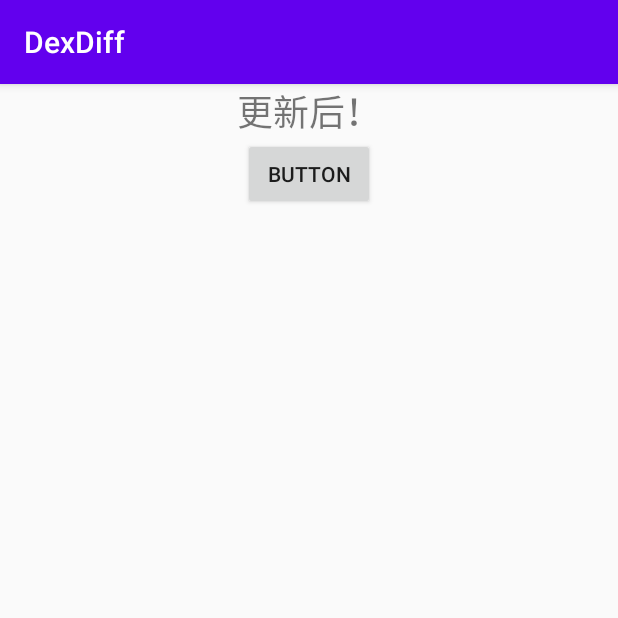
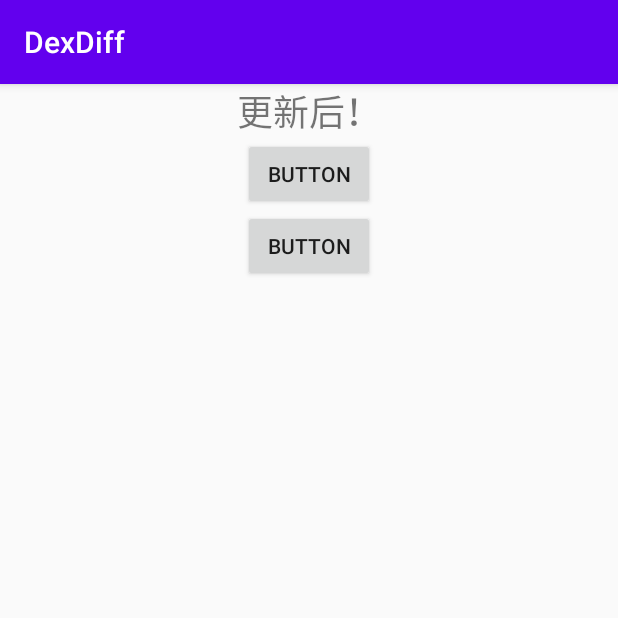
Before and after one commit to 776225930/DexDiff, an Android app: the screen it shows after launch (MainActivity), on a phone screen of 412 x 824 dp, the top half of it. Run offline under Robolectric (Android 15) with nearby library versions, the light colour scheme and no system bars; 1 statement that could not run was skipped.

Commit message:
增加简单测试

```diff
--- a/app/src/main/java/com/example/dexdiff/BsPatchUtils.java
+++ b/app/src/main/java/com/example/dexdiff/BsPatchUtils.java
@@ -14,9 +14,9 @@ public class BsPatchUtils {
     /**
      * 调用bsPatch 工具生成pahch
      *
-     * @param oldApk
-     * @param newApk 由oldApk和patchFile合成
-     * @param patchFile
+     * @param oldApk    旧版apk
+     * @param newApk    由oldApk和patchFile合成
+     * @param patchFile 升级包补丁文件
      */
     public static native int patch(String oldApk, String newApk, String patchFile);
 }
--- a/app/src/main/res/layout/activity_main.xml
+++ b/app/src/main/res/layout/activity_main.xml
@@ -27,4 +27,14 @@
         app:layout_constraintRight_toRightOf="parent"
         app:layout_constraintTop_toTopOf="parent" />
 
+    <Button
+        android:id="@+id/button2"
+        android:layout_width="wrap_content"
+        android:layout_height="wrap_content"
+        android:text="Button"
+        android:onClick="print_pathInfo"
+        app:layout_constraintEnd_toEndOf="parent"
+        app:layout_constraintStart_toStartOf="parent"
+        app:layout_constraintTop_toBottomOf="@+id/button" />
+
 </androidx.constraintlayout.widget.ConstraintLayout>
```
Also changed, not shown: app/src/main/java/com/example/dexdiff/MainActivity.java (+53 -0 lines).
